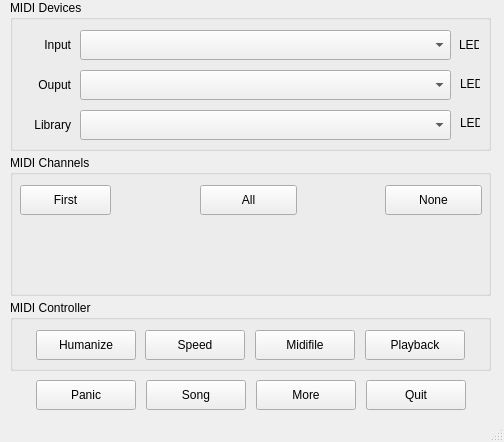
This is src/mainwindow.ui in obook/I-like-Chopin as Qt 5 draws it before an edit. The edited form follows.
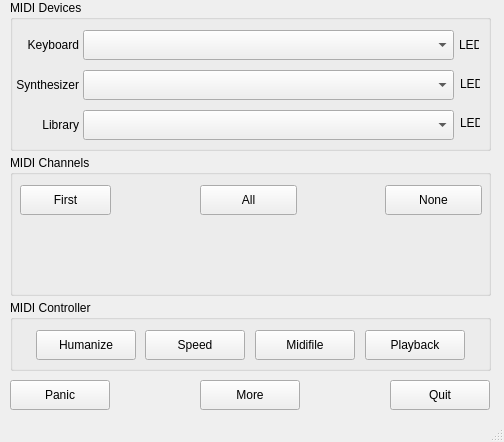
This is the edited form.

Commit message: Work about song info window.

```diff
--- a/src/mainwindow.ui
+++ b/src/mainwindow.ui
@@ -17,7 +17,7 @@
    <widget class="QPushButton" name="pushButton_Quit">
     <property name="geometry">
      <rect>
-      <x>366</x>
+      <x>390</x>
       <y>380</y>
       <width>100</width>
       <height>30</height>
@@ -42,7 +42,7 @@
     <widget class="QLabel" name="label_File">
      <property name="geometry">
       <rect>
-       <x>-10</x>
+       <x>-2</x>
        <y>114</y>
        <width>71</width>
        <height>22</height>
@@ -58,7 +58,7 @@
     <widget class="QComboBox" name="InputDeviceCombo">
      <property name="geometry">
       <rect>
-       <x>70</x>
+       <x>73</x>
        <y>30</y>
        <width>371</width>
        <height>30</height>
@@ -68,7 +68,7 @@
     <widget class="QComboBox" name="OutputDeviceCombo">
      <property name="geometry">
       <rect>
-       <x>70</x>
+       <x>73</x>
        <y>70</y>
        <width>371</width>
        <height>30</height>
@@ -78,14 +78,14 @@
     <widget class="QLabel" name="label_Ouput">
      <property name="geometry">
       <rect>
-       <x>-10</x>
+       <x>-2</x>
        <y>74</y>
        <width>71</width>
        <height>22</height>
       </rect>
      </property>
      <property name="text">
-      <string>Ouput</string>
+      <string>Synthesizer</string>
      </property>
      <property name="alignment">
       <set>Qt::AlignRight|Qt::AlignTrailing|Qt::AlignVCenter</set>
@@ -94,14 +94,14 @@
     <widget class="QLabel" name="label_Input">
      <property name="geometry">
       <rect>
-       <x>-10</x>
+       <x>-2</x>
        <y>34</y>
        <width>71</width>
        <height>22</height>
       </rect>
      </property>
      <property name="text">
-      <string>Input</string>
+      <string>Keyboard</string>
      </property>
      <property name="alignment">
       <set>Qt::AlignRight|Qt::AlignTrailing|Qt::AlignVCenter</set>
@@ -110,7 +110,7 @@
     <widget class="QComboBox" name="FileCombo">
      <property name="geometry">
       <rect>
-       <x>70</x>
+       <x>73</x>
        <y>110</y>
        <width>371</width>
        <height>30</height>
@@ -229,7 +229,7 @@
    <widget class="QPushButton" name="pushButton_Panic">
     <property name="geometry">
      <rect>
-      <x>36</x>
+      <x>10</x>
       <y>380</y>
       <width>100</width>
       <height>30</height>
@@ -325,7 +325,7 @@
    <widget class="QPushButton" name="pushButton_Info">
     <property name="geometry">
      <rect>
-      <x>256</x>
+      <x>200</x>
       <y>380</y>
       <width>100</width>
       <height>30</height>
@@ -335,19 +335,6 @@
      <string>More</string>
     </property>
    </widget>
-   <widget class="QPushButton" name="pushButton_Screen">
-    <property name="geometry">
-     <rect>
-      <x>146</x>
-      <y>380</y>
-      <width>100</width>
-      <height>30</height>
-     </rect>
-    </property>
-    <property name="text">
-     <string>Song</string>
-    </property>
-   </widget>
   </widget>
   <widget class="QStatusBar" name="statusbar"/>
  </widget>
```
The commit also changes 11 other files.
